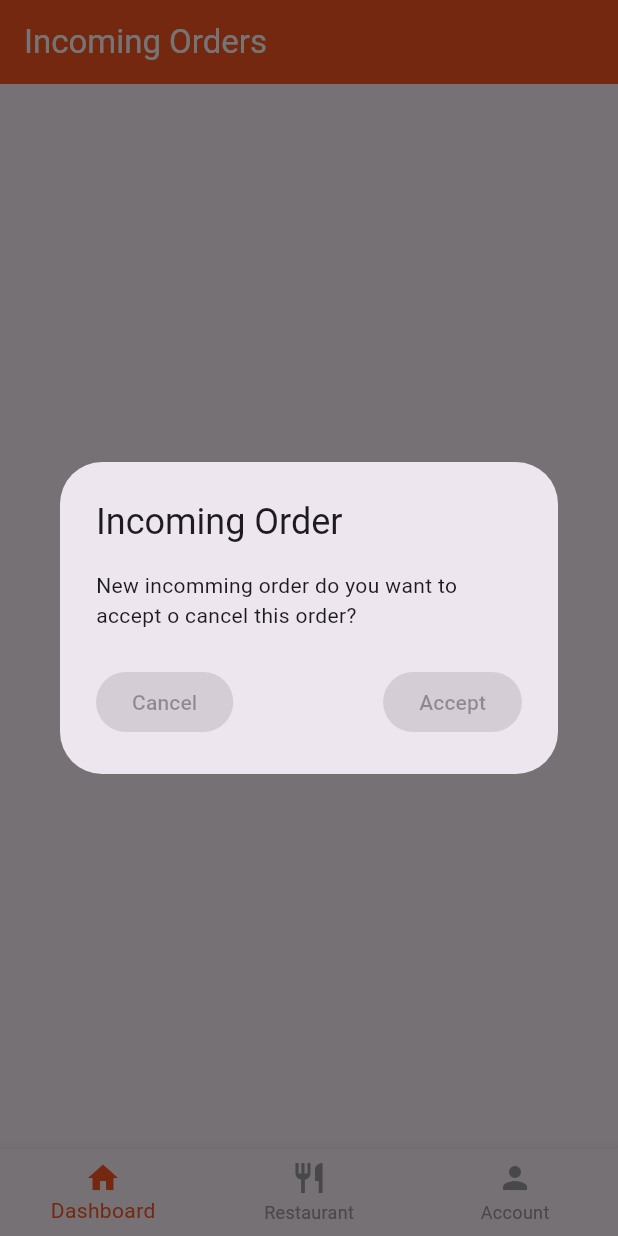
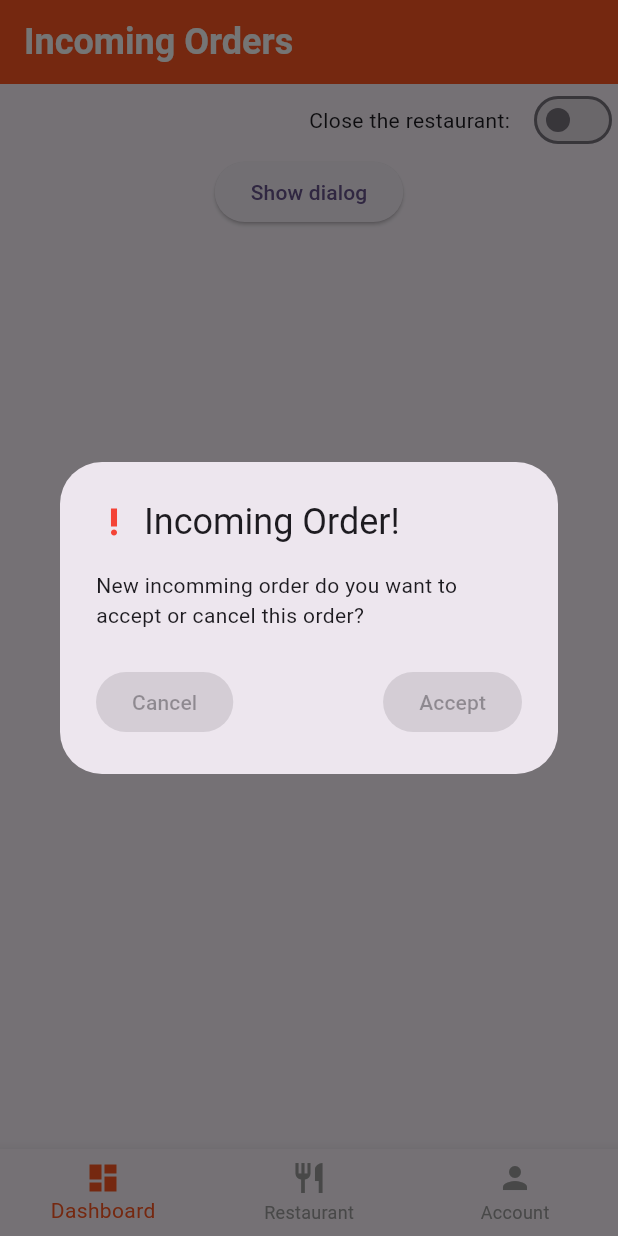
Before and after one commit to KhalilHen/live-orders-app, a Flutter app: the screen it shows after launch, after a tap on "Show dialog", on a phone screen of 412 x 824 dp. Run offline on Flutter 3.47's test engine with Material 3 defaults, Android fonts, the phone set to English and light mode, and no system bars; our stand-ins replace firebase_core, introduction_screen, line_icons, supabase_flutter; accounts and stored records are empty; generated files the repository leaves out were written again.

Commit message:
added a slider for later and a icon at the dialog title text

```diff
--- a/lib/main.dart
+++ b/lib/main.dart
@@ -31,7 +31,16 @@ class MyApp extends StatelessWidget {
       theme: ThemeData(
         colorScheme: ColorScheme.fromSeed(seedColor: Colors.deepPurple),
         useMaterial3: true,
+        appBarTheme: const AppBarTheme(
+          iconTheme: IconThemeData(color: Colors.white),
+          titleTextStyle: TextStyle(
+            color: Colors.white,
+            fontSize: 24.0,
+            fontWeight: FontWeight.bold,
+          ),
+        ),
       ),
+
       debugShowCheckedModeBanner: false,
       // home: Introduction(),
       home: HomePage(),
--- a/lib/pages/account.dart
+++ b/lib/pages/account.dart
@@ -2,6 +2,7 @@ import 'package:flutter/material.dart';
 import 'package:live_order_apps/pages/homepage.dart';
 import 'package:provider/provider.dart';
 
+//TODO Adjust it so it fit's more a restaurant owner's account
 class AccountPage extends StatelessWidget {
   @override
   Widget build(BuildContext context) {
--- a/lib/pages/homepage.dart
+++ b/lib/pages/homepage.dart
@@ -19,7 +19,22 @@ class _HomePageState extends State<HomePage> {
         ),
         backgroundColor: Colors.deepOrange,
       ),
-      body: Center(
+      body: Column(
+        children: [
+          Row(
+            mainAxisAlignment: MainAxisAlignment.end,
+            children: [
+              //TODO add later
+              Text("Close the restaurant:"),
+              Padding(padding: const EdgeInsets.all(6)),
+              Switch(
+                  value: false,
+                  onChanged: (bool newValue) {
+                    setState(() {});
+                  })
+            ],
+          ),
+          Center(
             child: ElevatedButton(
               onPressed: () {
                 showDialog(
@@ -31,6 +46,8 @@ class _HomePageState extends State<HomePage> {
               },
               child: Text("Show dialog"),
             ),
+          ),
+        ],
       ),
       bottomNavigationBar: BottomNavigationBar(
         selectedItemColor: Colors.deepOrange,
@@ -52,7 +69,7 @@ class _HomePageState extends State<HomePage> {
           }
         },
         items: const [
-          BottomNavigationBarItem(icon: Icon(Icons.home), label: "Dashboard"), //* Dashboard/homepage
+          BottomNavigationBarItem(icon: Icon(Icons.dashboard), label: "Dashboard"), //* Dashboard/homepage
 
           BottomNavigationBarItem(icon: Icon(Icons.restaurant), label: "Restaurant"),
           BottomNavigationBarItem(icon: Icon(Icons.person), label: "Account"),
@@ -63,8 +80,14 @@ class _HomePageState extends State<HomePage> {
 
   AlertDialog showOrderAlert() {
     return AlertDialog(
-      title: Text("Incoming Order"),
-      content: Text("New incomming order do you want to accept o cancel this order?"),
+      title: Row(
+        children: [
+          Icon(Icons.priority_high, color: Colors.red),
+          SizedBox(width: 8),
+          Text("Incoming Order!"),
+        ],
+      ),
+      content: Text("New incomming order do you want to accept or cancel this order?"),
       actions: <Widget>[
         Row(
           mainAxisAlignment: MainAxisAlignment.spaceBetween,
```
Lines whose indentation alone changed are shown as unchanged.
